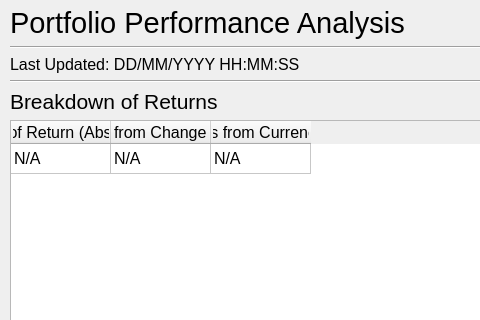
First picture: the form in src/ui/portfolio_performance.ui, repository IsaacCheng9/trading-portfolio-tracker, before the edit; both pictures show x 0 to 480 and y 0 to 320 of the 800 by 600 pixel window.
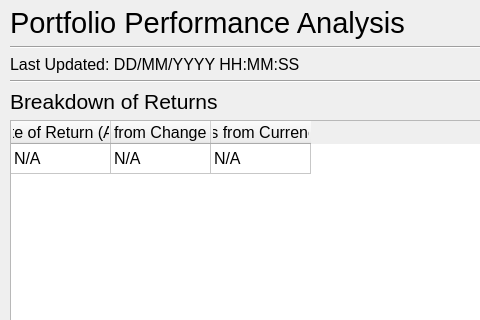
Second picture: the form after the edit.

Commit message: Change column to 'Total Rate of Return'

```diff
--- a/src/ui/portfolio_performance.ui
+++ b/src/ui/portfolio_performance.ui
@@ -91,7 +91,7 @@
       </row>
       <column>
        <property name="text">
-        <string>Rate of Return (Absolute)</string>
+        <string>Total Rate of Return (Absolute)</string>
        </property>
       </column>
       <column>
```
The commit also changes 1 other file.
